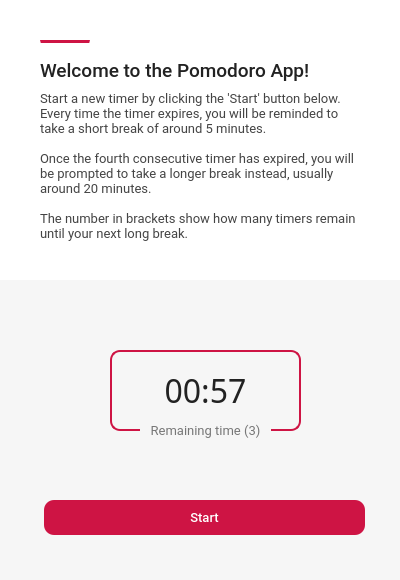
limkokyew/tiny-applets, file pomodoro-app/qt_ui.ui: the form before one commit.
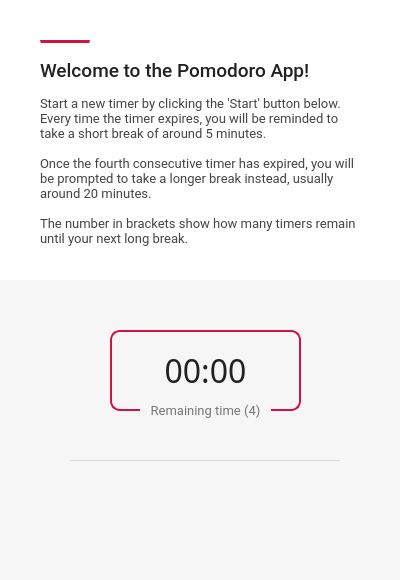
The form after the commit. Icons and pictures are not drawn.

What changed in the file:
```diff
--- a/pomodoro-app/qt_ui.ui
+++ b/pomodoro-app/qt_ui.ui
@@ -53,19 +53,19 @@
   border-radius: 10px;
 }
 
-QPushButton#start_button {
+/* QPushButton#start_button {
   background: #ce1444;
   color: white;
-}</string>
+} */</string>
   </property>
   <widget class="QWidget" name="centralwidget">
    <widget class="QPushButton" name="start_button">
     <property name="geometry">
      <rect>
-      <x>44</x>
-      <y>500</y>
-      <width>321</width>
-      <height>35</height>
+      <x>180</x>
+      <y>494</y>
+      <width>50</width>
+      <height>50</height>
      </rect>
     </property>
     <property name="font">
@@ -78,7 +78,17 @@
      <cursorShape>PointingHandCursor</cursorShape>
     </property>
     <property name="text">
-     <string>Start</string>
+     <string/>
+    </property>
+    <property name="icon">
+     <iconset resource="qt_ui_resources.qrc">
+      <normaloff>:/icons/icon-play.png</normaloff>:/icons/icon-play.png</iconset>
+    </property>
+    <property name="iconSize">
+     <size>
+      <width>50</width>
+      <height>50</height>
+     </size>
     </property>
    </widget>
    <widget class="QLabel" name="title">
@@ -107,7 +117,7 @@
     <property name="geometry">
      <rect>
       <x>40</x>
-      <y>90</y>
+      <y>95</y>
       <width>321</width>
       <height>151</height>
      </rect>
@@ -163,7 +173,7 @@
     <property name="geometry">
      <rect>
       <x>110</x>
-      <y>350</y>
+      <y>330</y>
       <width>191</width>
       <height>81</height>
      </rect>
@@ -175,7 +185,7 @@
      </font>
     </property>
     <property name="text">
-     <string>00:57</string>
+     <string>00:00</string>
     </property>
     <property name="alignment">
      <set>Qt::AlignCenter</set>
@@ -185,7 +195,7 @@
     <property name="geometry">
      <rect>
       <x>140</x>
-      <y>420</y>
+      <y>400</y>
       <width>131</width>
       <height>20</height>
      </rect>
@@ -197,7 +207,7 @@
      </font>
     </property>
     <property name="text">
-     <string>Remaining time (3)</string>
+     <string>Remaining time (4)</string>
     </property>
     <property name="alignment">
      <set>Qt::AlignCenter</set>
@@ -216,6 +226,86 @@
      <string/>
     </property>
    </widget>
+   <widget class="QPushButton" name="cancel_button">
+    <property name="geometry">
+     <rect>
+      <x>266</x>
+      <y>502</y>
+      <width>32</width>
+      <height>32</height>
+     </rect>
+    </property>
+    <property name="font">
+     <font>
+      <family>Roboto Medium</family>
+      <pointsize>10</pointsize>
+     </font>
+    </property>
+    <property name="cursor">
+     <cursorShape>PointingHandCursor</cursorShape>
+    </property>
+    <property name="text">
+     <string/>
+    </property>
+    <property name="icon">
+     <iconset resource="qt_ui_resources.qrc">
+      <normaloff>:/icons/icon-cancel.png</normaloff>:/icons/icon-cancel.png</iconset>
+    </property>
+    <property name="iconSize">
+     <size>
+      <width>32</width>
+      <height>32</height>
+     </size>
+    </property>
+   </widget>
+   <widget class="Line" name="line_2">
+    <property name="geometry">
+     <rect>
+      <x>70</x>
+      <y>460</y>
+      <width>270</width>
+      <height>3</height>
+     </rect>
+    </property>
+    <property name="styleSheet">
+     <string notr="true">border-top: 1px solid #dadada;</string>
+    </property>
+    <property name="orientation">
+     <enum>Qt::Horizontal</enum>
+    </property>
+   </widget>
+   <widget class="QPushButton" name="reset_button">
+    <property name="geometry">
+     <rect>
+      <x>110</x>
+      <y>502</y>
+      <width>32</width>
+      <height>32</height>
+     </rect>
+    </property>
+    <property name="font">
+     <font>
+      <family>Roboto Medium</family>
+      <pointsize>10</pointsize>
+     </font>
+    </property>
+    <property name="cursor">
+     <cursorShape>PointingHandCursor</cursorShape>
+    </property>
+    <property name="text">
+     <string/>
+    </property>
+    <property name="icon">
+     <iconset resource="qt_ui_resources.qrc">
+      <normaloff>:/icons/icon-reset.png</normaloff>:/icons/icon-reset.png</iconset>
+    </property>
+    <property name="iconSize">
+     <size>
+      <width>32</width>
+      <height>32</height>
+     </size>
+    </property>
+   </widget>
    <zorder>time_background</zorder>
    <zorder>start_button</zorder>
    <zorder>title</zorder>
@@ -223,6 +313,9 @@
    <zorder>line</zorder>
    <zorder>time</zorder>
    <zorder>time_label</zorder>
+   <zorder>cancel_button</zorder>
+   <zorder>line_2</zorder>
+   <zorder>reset_button</zorder>
   </widget>
  </widget>
  <resources/>
```
Left out of the diff: 4 changed lines with no effect on the pictures.
